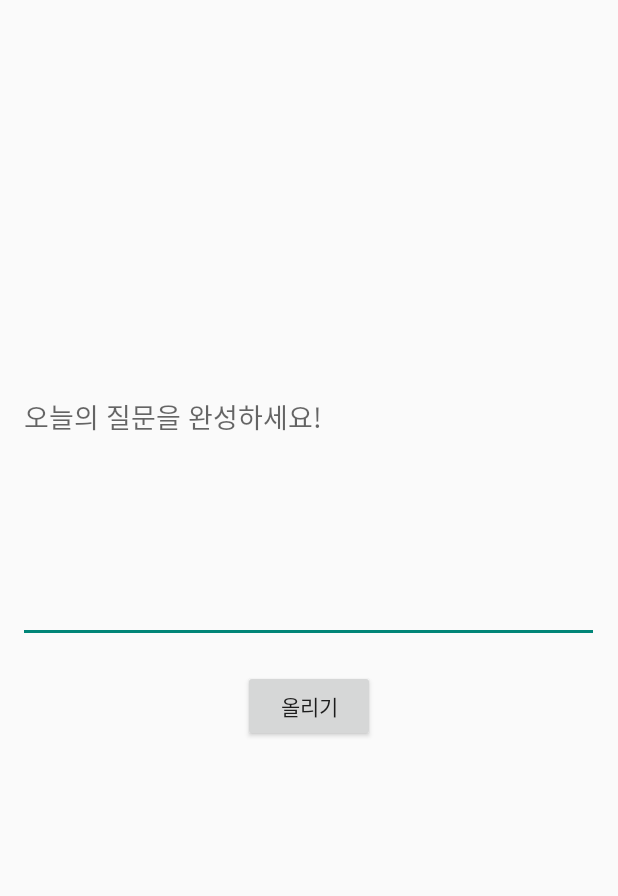
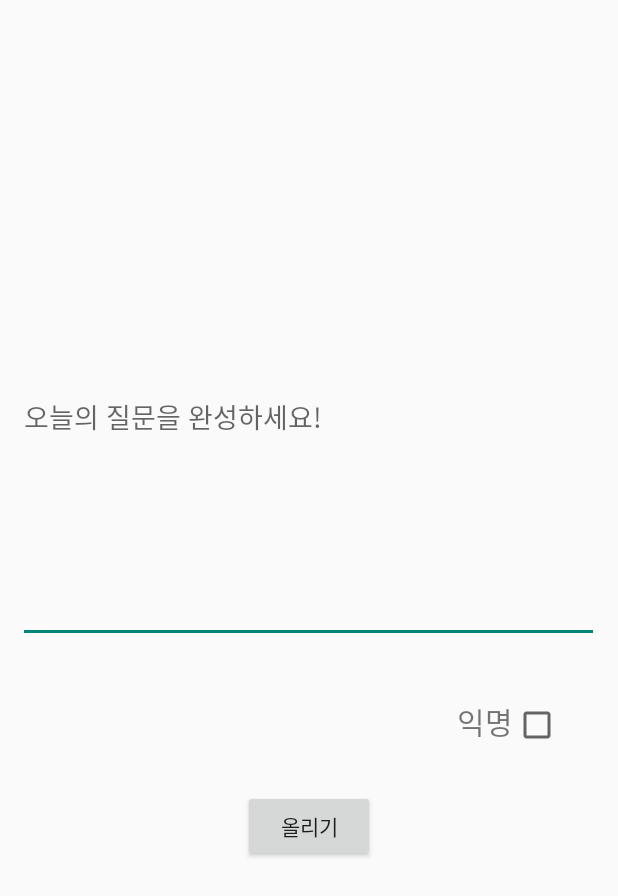
Before and after one commit to choyj0920/KotlinProject, an Android app: the PostActivity screen opened directly, with no data from a screen before it, on a phone screen of 412 x 824 dp. Shown: the top 896 px of the screen. Run offline under Robolectric (Android 15) with nearby library versions, the phone set to English and light mode, and no system bars; our stand-ins replace Firebase (no records; nobody signed in at launch, a user with empty details on screens opened directly).

```diff
--- a/app/build.gradle
+++ b/app/build.gradle
@@ -46,5 +46,6 @@ dependencies {
     androidTestImplementation 'androidx.test.ext:junit:1.1.2'
     androidTestImplementation 'androidx.test.espresso:espresso-core:3.3.0'
     implementation 'com.xwray:groupie:2.1.0'
+    implementation 'de.hdodenhof:circleimageview:3.1.0'
 
 }
--- a/app/src/main/java/with/dee2/kotilnproject/RegisterActivity.kt
+++ b/app/src/main/java/with/dee2/kotilnproject/RegisterActivity.kt
@@ -31,6 +31,7 @@ class RegisterActivity : AppCompatActivity() {
             intent.type="image/*"
             startActivityForResult(intent,0)
         }
+
     }
 
     var selectedPhtoUri: Uri?=null
--- a/app/src/main/res/layout/activity_main.xml
+++ b/app/src/main/res/layout/activity_main.xml
@@ -25,7 +25,7 @@
             android:layout_width="38dp"
             android:layout_height="38dp"
             android:src="@drawable/ic_setting"
-            android:layout_marginTop="3dp"
+            android:layout_marginTop="8dp"
             />
     </LinearLayout>
 
@@ -33,7 +33,8 @@
         android:id="@+id/tabLayout"
         android:layout_width="match_parent"
         android:layout_height="wrap_content"
-        app:tabMode="scrollable"/>
+        app:tabMode="scrollable"
+        android:layout_gravity="center"/>
 
 
     <androidx.viewpager2.widget.ViewPager2
--- a/app/src/main/res/layout/activity_post.xml
+++ b/app/src/main/res/layout/activity_post.xml
@@ -29,11 +29,30 @@
         android:id="@+id/post_data"
         android:layout_width="387dp"
         android:layout_height="301dp"
+        android:layout_gravity="center"
         android:layout_marginTop="30dp"
-        android:layout_gravity="center"
-        android:inputType="text"
-        android:hint="오늘의 질문을 완성하세요! " />
+        android:lines="5"
+        android:hint="오늘의 질문을 완성하세요! "
+        android:inputType="text" />
 
+    <LinearLayout
+        android:layout_width="wrap_content"
+        android:layout_height="wrap_content"
+        android:layout_gravity="right"
+        android:layout_marginTop="30dp">
+
+        <TextView
+            android:layout_width="wrap_content"
+            android:layout_height="wrap_content"
+            android:text="익명"
+            android:textSize="20sp"/>
+        <CheckBox
+            android:id="@+id/check_private"
+            android:layout_width="50dp"
+            android:layout_height="50dp"
+            android:layout_marginRight="20dp"
+            android:backgroundTint="@color/colorAccent"/>
+    </LinearLayout>
     <Button
         android:id="@+id/postButton"
         android:layout_width="wrap_content"
--- a/app/src/main/res/layout/fragment_questionlist.xml
+++ b/app/src/main/res/layout/fragment_questionlist.xml
@@ -12,4 +12,5 @@
         android:layout_width="match_parent"
         android:layout_height="match_parent" />
 
+
 </LinearLayout>
```
Also changed, not shown: app/src/main/java/with/dee2/kotilnproject/PostActivity.kt (+8 -1 lines), app/src/main/res/drawable/background_round.xml (added, +7 -0 lines), app/src/main/res/layout/activity_login.xml (+18 -9 lines), app/src/main/res/layout/activity_register.xml (+33 -17 lines), app/src/main/res/layout/activity_setting.xml (+9 -4 lines), app/src/main/res/layout/item_community.xml (+19 -8 lines), app/src/main/res/layout/item_message_left.xml (+8 -2 lines), app/src/main/res/layout/item_message_right.xml (+12 -6 lines), app/src/main/res/drawable-anydpi/conifer.png (added), app/src/main/res/mipmap-hdpi/conifer.png (added), app/src/main/res/mipmap-hdpi/plane.png (added).
